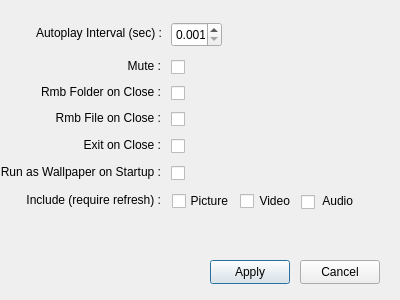
Qt form settingswindow.ui (oyxong123/YxWn_Gallery) before a commit.
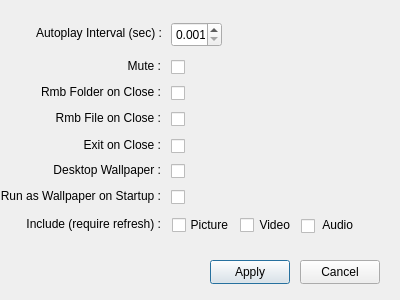
The same form after that commit.

Commit message: Added toggle on desktop wallpaper functionality

```diff
--- a/settingswindow.ui
+++ b/settingswindow.ui
@@ -236,7 +236,7 @@
    <property name="geometry">
     <rect>
      <x>20</x>
-     <y>190</y>
+     <y>214</y>
      <width>141</width>
      <height>20</height>
     </rect>
@@ -258,7 +258,7 @@
    <property name="geometry">
     <rect>
      <x>172</x>
-     <y>190</y>
+     <y>214</y>
      <width>16</width>
      <height>22</height>
     </rect>
@@ -274,7 +274,7 @@
    <property name="geometry">
     <rect>
      <x>187</x>
-     <y>191</y>
+     <y>215</y>
      <width>41</width>
      <height>20</height>
     </rect>
@@ -296,7 +296,7 @@
    <property name="geometry">
     <rect>
      <x>240</x>
-     <y>190</y>
+     <y>214</y>
      <width>16</width>
      <height>22</height>
     </rect>
@@ -312,7 +312,7 @@
    <property name="geometry">
     <rect>
      <x>249</x>
-     <y>191</y>
+     <y>215</y>
      <width>41</width>
      <height>20</height>
     </rect>
@@ -334,7 +334,7 @@
    <property name="geometry">
     <rect>
      <x>301</x>
-     <y>191</y>
+     <y>215</y>
      <width>16</width>
      <height>22</height>
     </rect>
@@ -350,7 +350,7 @@
    <property name="geometry">
     <rect>
      <x>312</x>
-     <y>191</y>
+     <y>215</y>
      <width>41</width>
      <height>20</height>
     </rect>
@@ -372,7 +372,7 @@
    <property name="geometry">
     <rect>
      <x>171</x>
-     <y>162</y>
+     <y>186</y>
      <width>16</width>
      <height>22</height>
     </rect>
@@ -388,7 +388,7 @@
    <property name="geometry">
     <rect>
      <x>0</x>
-     <y>162</y>
+     <y>186</y>
      <width>161</width>
      <height>20</height>
     </rect>
@@ -406,6 +406,44 @@
     <set>Qt::AlignmentFlag::AlignRight|Qt::AlignmentFlag::AlignTrailing|Qt::AlignmentFlag::AlignVCenter</set>
    </property>
   </widget>
+  <widget class="QCheckBox" name="chkDesktopWallpaper">
+   <property name="geometry">
+    <rect>
+     <x>171</x>
+     <y>160</y>
+     <width>16</width>
+     <height>22</height>
+    </rect>
+   </property>
+   <property name="text">
+    <string/>
+   </property>
+   <property name="checked">
+    <bool>false</bool>
+   </property>
+  </widget>
+  <widget class="QLabel" name="lblDesktopWallpaper">
+   <property name="geometry">
+    <rect>
+     <x>20</x>
+     <y>160</y>
+     <width>141</width>
+     <height>20</height>
+    </rect>
+   </property>
+   <property name="frameShape">
+    <enum>QFrame::Shape::NoFrame</enum>
+   </property>
+   <property name="lineWidth">
+    <number>0</number>
+   </property>
+   <property name="text">
+    <string>Desktop Wallpaper :</string>
+   </property>
+   <property name="alignment">
+    <set>Qt::AlignmentFlag::AlignRight|Qt::AlignmentFlag::AlignTrailing|Qt::AlignmentFlag::AlignVCenter</set>
+   </property>
+  </widget>
  </widget>
  <resources/>
  <connections/>
```
The commit also changes 3 other files.
